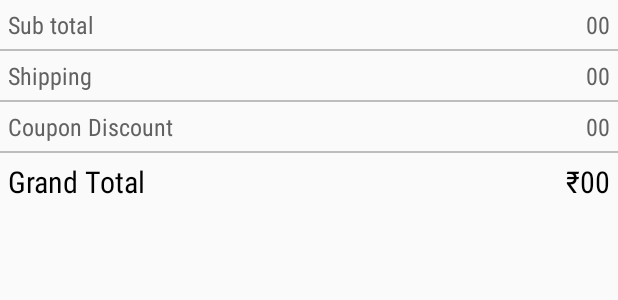
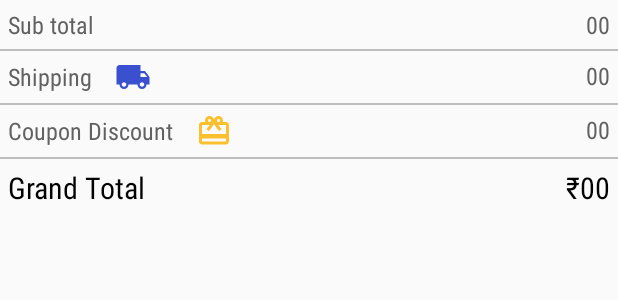
Before and after one commit to narmwarevrushali/album1, an Android app: the layout fragment_cart_details.xml on its own in the app's theme, with its tools: preview values and no code run, on a phone screen of 412 x 824 dp. Shown: the top 300 px of the screen. Run offline under Robolectric (Android 15) with nearby library versions, the phone set to English and light mode, and no system bars.

Commit message:
All drawable left and right changed to  imageview

```diff
--- a/app/src/main/java/narmware/com/photouploadcopy/activity/LoginActivity.java
+++ b/app/src/main/java/narmware/com/photouploadcopy/activity/LoginActivity.java
@@ -213,8 +213,8 @@ public class LoginActivity extends AppCompatActivity implements View.OnClickList
         switch (view.getId())
         {
             case R.id.btn_signup_fb:
-               // signIn();
-                personName="Rohit Savant";
+                signIn();
+              /*  personName="Rohit Savant";
                 email="savantrohit8@gmail.com";
                 personPhotoUrl="http://narmware.com/kp/avatar.png";
 
@@ -224,7 +224,7 @@ public class LoginActivity extends AppCompatActivity implements View.OnClickList
 
                 SharedPreferencesHelper.setUserName(personName,LoginActivity.this);
                 SharedPreferencesHelper.setUserEmail(email,LoginActivity.this);
-                SharedPreferencesHelper.setUserProfPic(personPhotoUrl,LoginActivity.this);
+                SharedPreferencesHelper.setUserProfPic(personPhotoUrl,LoginActivity.this);*/
                 break;
 
         }
--- a/app/src/main/res/layout/dialog_loader.xml
+++ b/app/src/main/res/layout/dialog_loader.xml
@@ -35,6 +35,6 @@
         android:layout_width="match_parent"
         android:layout_height="300dp"
         android:layout_centerInParent="true"
-        app:srcCompat="@drawable/loading"
+        android:src="@drawable/loading"
         />
     </RelativeLayout>
--- a/app/src/main/res/layout/dialog_pincode.xml
+++ b/app/src/main/res/layout/dialog_pincode.xml
@@ -11,7 +11,7 @@
     <pl.droidsonroids.gif.GifImageView
         android:layout_width="match_parent"
         android:layout_height="150dp"
-        app:srcCompat="@drawable/location"
+        android:src="@drawable/location"
         />
 
     <TextView
--- a/app/src/main/res/layout/fragment_cart_details.xml
+++ b/app/src/main/res/layout/fragment_cart_details.xml
@@ -3,7 +3,8 @@
     android:orientation="vertical"
     android:layout_width="match_parent"
     android:layout_height="wrap_content"
-    xmlns:android="http://schemas.android.com/apk/res/android">
+    xmlns:android="http://schemas.android.com/apk/res/android"
+    xmlns:app="http://schemas.android.com/apk/res-auto">
 
     <RelativeLayout
         android:padding="5dp"
@@ -40,15 +41,26 @@
         android:layout_width="match_parent"
         android:layout_height="wrap_content">
 
+        <LinearLayout
+            android:layout_alignParentLeft="true"
+            android:gravity="center_vertical"
+            android:orientation="horizontal"
+            android:layout_width="wrap_content"
+            android:layout_height="wrap_content">
         <TextView
             android:text="Shipping"
             style="@style/textStyle"
             android:textColor="@color/grey_700"
-            android:gravity="center"
-            android:layout_alignParentLeft="true"
             android:layout_width="wrap_content"
             android:layout_height="wrap_content" />
 
+            <ImageView
+                app:srcCompat="@drawable/ic_shipping"
+                android:layout_marginLeft="15dp"
+                android:layout_width="wrap_content"
+                android:layout_height="wrap_content" />
+
+        </LinearLayout>
         <TextView
             android:id="@+id/txt_shipping"
             android:text="00"
@@ -70,15 +82,25 @@
         android:layout_width="match_parent"
         android:layout_height="wrap_content">
 
+        <LinearLayout
+            android:layout_alignParentLeft="true"
+            android:gravity="center_vertical"
+            android:orientation="horizontal"
+            android:layout_width="wrap_content"
+            android:layout_height="wrap_content">
         <TextView
             android:text="Coupon Discount"
             style="@style/textStyle"
             android:textColor="@color/grey_700"
-            android:gravity="center"
-            android:layout_alignParentLeft="true"
             android:layout_width="wrap_content"
             android:layout_height="wrap_content" />
 
+            <ImageView
+                app:srcCompat="@drawable/ic_redeem_black_24dp"
+                android:layout_marginLeft="15dp"
+                android:layout_width="wrap_content"
+                android:layout_height="wrap_content" />
+</LinearLayout>
         <TextView
             android:id="@+id/txt_disc"
             android:text="00"
```
Also changed, not shown: app/src/main/java/narmware/com/photouploadcopy/activity/InvoiceActivity.java (+6 -7 lines), app/src/main/java/narmware/com/photouploadcopy/fragment/CartFullFragment.java (+6 -2 lines), app/src/main/res/layout/fragment_cart_full.xml (+20 -5 lines), app/src/main/res/layout/fragment_profile.xml (+44 -10 lines).
